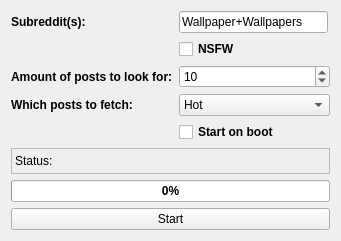
First picture: the form in WallDit Qt.ui, repository NullSense/WallDit-QT, before the edit.
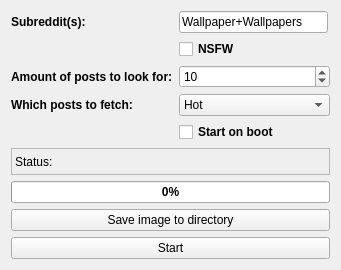
Second picture: the form after the edit.

Commit message: Added save image to dir button

```diff
--- a/WallDit Qt.ui
+++ b/WallDit Qt.ui
@@ -10,7 +10,7 @@
     <x>0</x>
     <y>0</y>
     <width>341</width>
-    <height>241</height>
+    <height>270</height>
    </rect>
   </property>
   <property name="font">
@@ -210,6 +210,13 @@
        </property>
       </widget>
      </item>
+     <item>
+      <widget class="QPushButton" name="save_img_btn">
+       <property name="text">
+        <string>Save image to directory</string>
+       </property>
+      </widget>
+     </item>
      <item>
       <widget class="QPushButton" name="start_btn">
        <property name="text">
```
Left out of the diff: 8 changed lines with no effect on the pictures. The commit also changes 3 other files.
